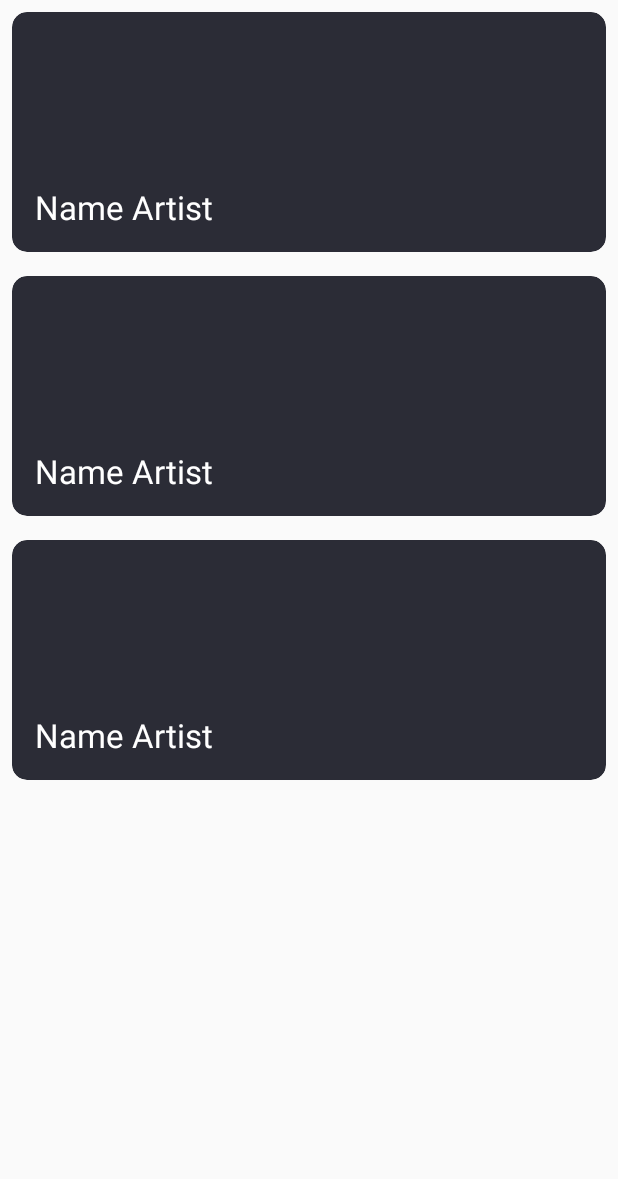
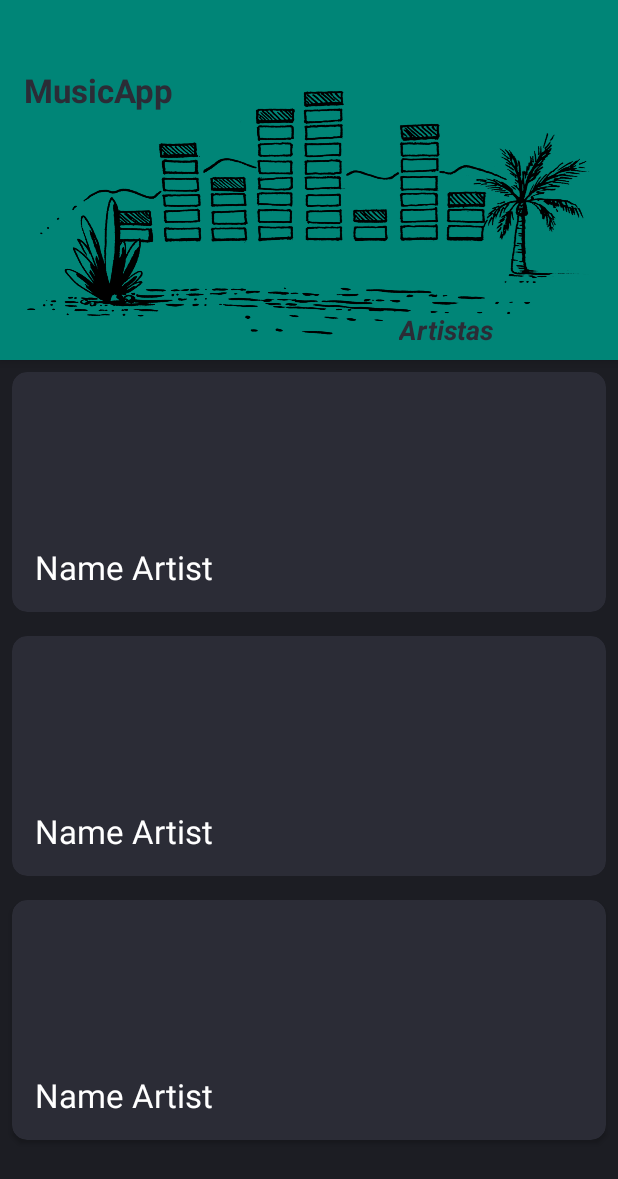
Before and after one commit to jelondoca/musicapp, an Android app: the layout activity_artist.xml on its own in the app's theme, with its tools: preview values and no code run, on a phone screen of 412 x 824 dp. Shown: the top 1179 px of the screen. Run offline under Robolectric (Android 15) with nearby library versions, the phone set to English and light mode, and no system bars.

```diff
--- a/app/src/main/AndroidManifest.xml
+++ b/app/src/main/AndroidManifest.xml
@@ -12,7 +12,8 @@
         android:roundIcon="@mipmap/ic_launcher_round"
         android:supportsRtl="true"
         android:theme="@style/AppTheme">
-        <activity android:name=".AlbumActivity"></activity>
+        <activity android:name=".SongActivity"></activity>
+        <activity android:name=".AlbumActivity" />
         <activity android:name=".ArtistActivity">
             <intent-filter>
                 <action android:name="android.intent.action.MAIN" />
--- a/app/src/main/java/com/jelondoca/musicapp/repositories/ArtistRepository.kt
+++ b/app/src/main/java/com/jelondoca/musicapp/repositories/ArtistRepository.kt
@@ -2,14 +2,15 @@ package com.jelondoca.musicapp.repositories
 
 import com.jelondoca.musicapp.models.ArtistModel
 import com.jelondoca.musicapp.services.ArtistService
-import com.jelondoca.musicapp.services.ServiceFactory
+import com.jelondoca.musicapp.services.factory.ServiceFactory
 import retrofit2.Call
 
 class ArtistRepository {
     private var artistService: ArtistService
 
     init {
-        val serviceFactory = ServiceFactory()
+        val serviceFactory =
+            ServiceFactory()
         artistService = serviceFactory.getInstanceArtistService()
     }
 
--- /dev/null
+++ b/app/src/main/res/drawable/ic_play_circle_outline_black_24dp.xml
@@ -0,0 +1,5 @@
+<vector android:height="24dp" android:tint="#B6B6B6"
+    android:viewportHeight="24.0" android:viewportWidth="24.0"
+    android:width="24dp" xmlns:android="http://schemas.android.com/apk/res/android">
+    <path android:fillColor="#FF000000" android:pathData="M10,16.5l6,-4.5 -6,-4.5v9zM12,2C6.48,2 2,6.48 2,12s4.48,10 10,10 10,-4.48 10,-10S17.52,2 12,2zM12,20c-4.41,0 -8,-3.59 -8,-8s3.59,-8 8,-8 8,3.59 8,8 -3.59,8 -8,8z"/>
+</vector>
--- a/app/src/main/res/layout/activity_album.xml
+++ b/app/src/main/res/layout/activity_album.xml
@@ -6,7 +6,7 @@
     android:layout_height="match_parent"
     android:fitsSystemWindows="true"
     tools:context=".AlbumActivity"
-    android:background="@color/colorBackgroun">
+    android:background="@color/colorBackground">
 
     <com.google.android.material.appbar.AppBarLayout
         android:layout_width="match_parent"
--- a/app/src/main/res/layout/activity_artist.xml
+++ b/app/src/main/res/layout/activity_artist.xml
@@ -1,20 +1,82 @@
 <?xml version="1.0" encoding="utf-8"?>
-<androidx.constraintlayout.widget.ConstraintLayout xmlns:android="http://schemas.android.com/apk/res/android"
+<androidx.coordinatorlayout.widget.CoordinatorLayout xmlns:android="http://schemas.android.com/apk/res/android"
     xmlns:app="http://schemas.android.com/apk/res-auto"
     xmlns:tools="http://schemas.android.com/tools"
     android:layout_width="match_parent"
     android:layout_height="match_parent"
-    tools:context=".ArtistActivity">
+    android:fitsSystemWindows="true"
+    tools:context=".ArtistActivity"
+    android:background="@color/colorBackground">
+
+    <com.google.android.material.appbar.AppBarLayout
+        android:layout_width="match_parent"
+        android:layout_height="240dp"
+        android:fitsSystemWindows="true"
+        android:background="@color/colorPrimary"
+        android:theme="@style/ThemeOverlay.AppCompat.Dark.ActionBar">
+
+        <androidx.appcompat.widget.Toolbar
+            android:layout_width="match_parent"
+            android:layout_height="240dp"
+            android:background="@drawable/title_image">
+            <TextView
+                android:id="@+id/nameApp"
+                android:layout_width="wrap_content"
+                android:text="@string/app_name"
+                android:textColor="@color/colorGray"
+                android:textStyle="bold"
+                android:paddingBottom="120dp"
+
+                android:textAppearance="@style/TextAppearance.AppCompat.Large"
+                android:layout_height="wrap_content"/>
+            <TextView
+                android:id="@+id/titlePage"
+                android:layout_width="wrap_content"
+                android:text="Artistas"
+                android:paddingTop="200dp"
+                android:paddingLeft="150dp"
+                android:textColor="@color/colorGray"
+                android:textStyle="bold|italic"
+                android:textAppearance="@style/TextAppearance.AppCompat.Medium"
+                android:layout_height="wrap_content"/>
+        </androidx.appcompat.widget.Toolbar>
+
+        <!--<com.google.android.material.appbar.CollapsingToolbarLayout
+            android:layout_width="match_parent"
+            android:layout_height="match_parent"
+            android:fitsSystemWindows="true"
+            app:contentScrim="?attr/colorPrimary"
+            app:layout_scrollFlags="scroll|exitUntilCollapsed">
+
+            <androidx.appcompat.widget.Toolbar
+                android:layout_width="match_parent"
+                android:layout_height="240dp"
+                app:layout_collapseMode="pin">
+                <TextView
+                    android:id="@+id/nameArtist"
+                    android:layout_width="wrap_content"
+                    android:text="MusicApp"
+                    android:textAppearance="@style/TextAppearance.AppCompat.Large"
+                    android:layout_height="wrap_content"/>
+            </androidx.appcompat.widget.Toolbar>
+
+            <androidx.appcompat.widget.AppCompatImageView
+                android:id="@+id/imgArtist"
+                android:layout_width="match_parent"
+                android:layout_height="match_parent"
+                android:scaleType="centerCrop"/>
+
+
+        </com.google.android.material.appbar.CollapsingToolbarLayout>-->
+    </com.google.android.material.appbar.AppBarLayout>
 
     <androidx.recyclerview.widget.RecyclerView
         android:id="@+id/rvArtist"
         android:layout_width="match_parent"
-        android:layout_height="0dp"
-        app:layout_constraintBottom_toBottomOf="parent"
-        app:layout_constraintLeft_toLeftOf="parent"
-        app:layout_constraintRight_toRightOf="parent"
-        app:layout_constraintTop_toTopOf="parent"
+        android:layout_height="wrap_content"
+        app:behavior_overlapTop="0dp"
+        app:layout_behavior="@string/appbar_scrolling_view_behavior"
         tools:listitem="@layout/item_artist"/>
 
 
-</androidx.constraintlayout.widget.ConstraintLayout>
+</androidx.coordinatorlayout.widget.CoordinatorLayout>
--- a/app/src/main/res/values/colors.xml
+++ b/app/src/main/res/values/colors.xml
@@ -3,7 +3,7 @@
     <color name="colorPrimary">#008577</color>
     <color name="colorPrimaryDark">#00574B</color>
     <color name="colorAccent">#D81B60</color>
-    <color name="colorBackgroun">#1C1D23</color>
+    <color name="colorBackground">#1C1D23</color>
     <color name="colorGray">#2B2C36</color>
     <color name="colorWhite">#FFF</color>
 </resources>
--- a/app/src/main/res/values/styles.xml
+++ b/app/src/main/res/values/styles.xml
@@ -1,7 +1,7 @@
 <resources>
 
     <!-- Base application theme. -->
-    <style name="AppTheme" parent="Theme.AppCompat.Light.DarkActionBar">
+    <style name="AppTheme" parent="Theme.AppCompat.Light.NoActionBar">
         <!-- Customize your theme here. -->
         <item name="colorPrimary">@color/colorPrimary</item>
         <item name="colorPrimaryDark">@color/colorPrimaryDark</item>
```
Also changed, not shown: app/src/main/java/com/jelondoca/musicapp/AlbumActivity.kt (+23 -6 lines), app/src/main/java/com/jelondoca/musicapp/ArtistActivity.kt (+8 -8 lines), app/src/main/java/com/jelondoca/musicapp/SongActivity.kt (added, +70 -0 lines), app/src/main/java/com/jelondoca/musicapp/adapters/SongAdapter.kt (+22 -1 lines), app/src/main/java/com/jelondoca/musicapp/holders/SongHolder.kt (+21 -1 lines), app/src/main/java/com/jelondoca/musicapp/models/ArtistModel.kt (+1 -6 lines), app/src/main/java/com/jelondoca/musicapp/repositories/AlbumRepository.kt (+5 -5 lines), app/src/main/java/com/jelondoca/musicapp/repositories/SongRepository.kt (added, +31 -0 lines), app/src/main/java/com/jelondoca/musicapp/services/factory/ServiceFactory.kt (renamed from app/src/main/java/com/jelondoca/musicapp/services/ServiceFactory.kt, +7 -4 lines), app/src/main/res/layout/activity_song.xml (added, +43 -0 lines), app/src/main/res/layout/item_song.xml (added, +39 -0 lines), app/src/main/res/drawable/title_image.png (added).
